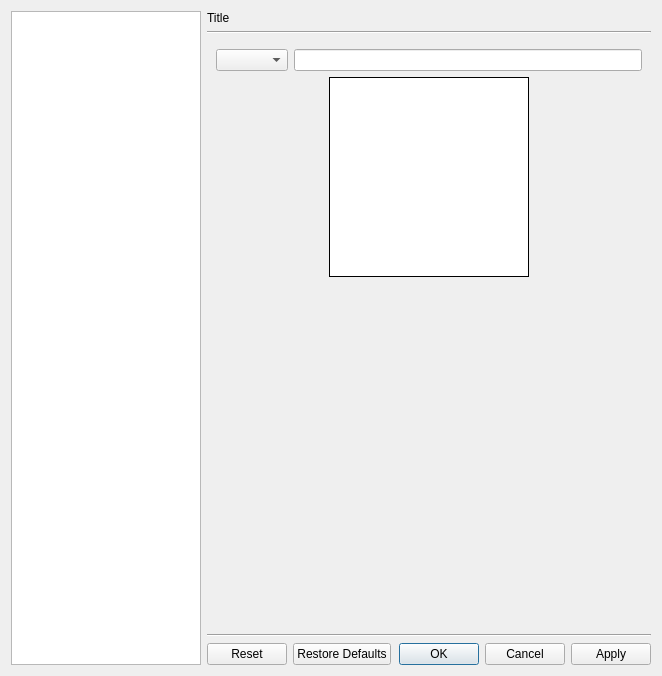
This is src/cmplayer/ui/prefdialog.ui in bylee20/bomi as Qt 5 draws it before an edit. The edited form follows.
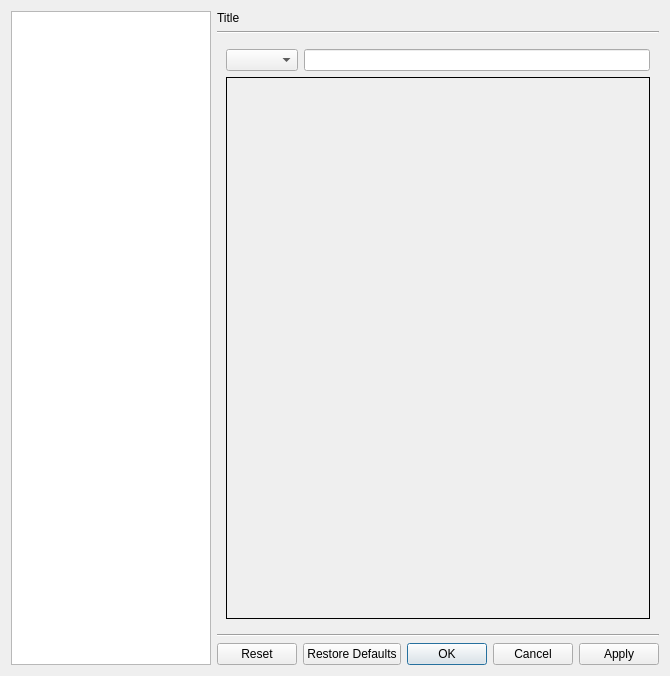
This is the edited form. The open tabs and pages were chosen to show the change. Icons and pictures are not drawn. Custom widgets are drawn as their Qt base class.

```diff
--- a/src/cmplayer/ui/prefdialog.ui
+++ b/src/cmplayer/ui/prefdialog.ui
@@ -21,13 +21,13 @@
     <widget class="QTreeWidget" name="tree">
      <property name="minimumSize">
       <size>
-       <width>150</width>
+       <width>200</width>
        <height>0</height>
       </size>
      </property>
      <property name="maximumSize">
       <size>
-       <width>220</width>
+       <width>200</width>
        <height>16777215</height>
       </size>
      </property>
@@ -2382,22 +2382,9 @@
             <number>0</number>
            </property>
            <item>
-            <spacer name="horizontalSpacer_14">
-             <property name="orientation">
-              <enum>Qt::Horizontal</enum>
-             </property>
-             <property name="sizeHint" stdset="0">
-              <size>
-               <width>0</width>
-               <height>20</height>
-              </size>
-             </property>
-            </spacer>
-           </item>
-           <item>
-            <widget class="QLabel" name="skin_preview">
+            <widget class="QWindowFrame" name="skin_preview">
              <property name="sizePolicy">
-              <sizepolicy hsizetype="Fixed" vsizetype="Fixed">
+              <sizepolicy hsizetype="Preferred" vsizetype="Expanding">
                <horstretch>0</horstretch>
                <verstretch>0</verstretch>
               </sizepolicy>
@@ -2408,57 +2395,16 @@
                <height>200</height>
               </size>
              </property>
-             <property name="maximumSize">
-              <size>
-               <width>200</width>
-               <height>200</height>
-              </size>
-             </property>
-             <property name="styleSheet">
-              <string notr="true">background-color: white;</string>
-             </property>
              <property name="frameShape">
               <enum>QFrame::Box</enum>
              </property>
              <property name="frameShadow">
               <enum>QFrame::Plain</enum>
              </property>
-             <property name="text">
-              <string notr="true"/>
-             </property>
-             <property name="alignment">
-              <set>Qt::AlignCenter</set>
-             </property>
             </widget>
            </item>
-           <item>
-            <spacer name="horizontalSpacer_13">
-             <property name="orientation">
-              <enum>Qt::Horizontal</enum>
-             </property>
-             <property name="sizeHint" stdset="0">
-              <size>
-               <width>0</width>
-               <height>20</height>
-              </size>
-             </property>
-            </spacer>
-           </item>
           </layout>
          </item>
-         <item>
-          <spacer name="verticalSpacer_2">
-           <property name="orientation">
-            <enum>Qt::Vertical</enum>
-           </property>
-           <property name="sizeHint" stdset="0">
-            <size>
-             <width>20</width>
-             <height>228</height>
-            </size>
-           </property>
-          </spacer>
-         </item>
         </layout>
        </widget>
       </widget>
@@ -2533,6 +2479,12 @@
    <extends>QComboBox</extends>
    <header>widgets.hpp</header>
   </customwidget>
+  <customwidget>
+   <class>QWindowFrame</class>
+   <extends>QFrame</extends>
+   <header>qwindowwidget.hpp</header>
+   <container>1</container>
+  </customwidget>
  </customwidgets>
  <resources>
   <include location="../rsclist.qrc"/>
```
Left out of the diff: 2 changed lines with no effect on the pictures.
